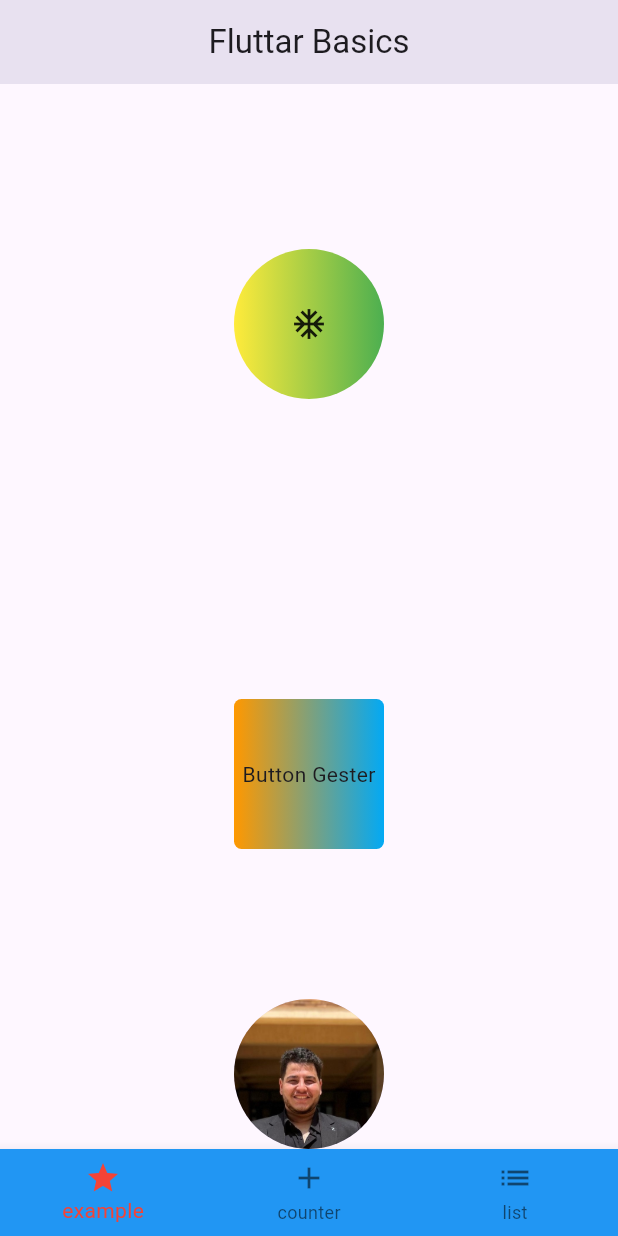
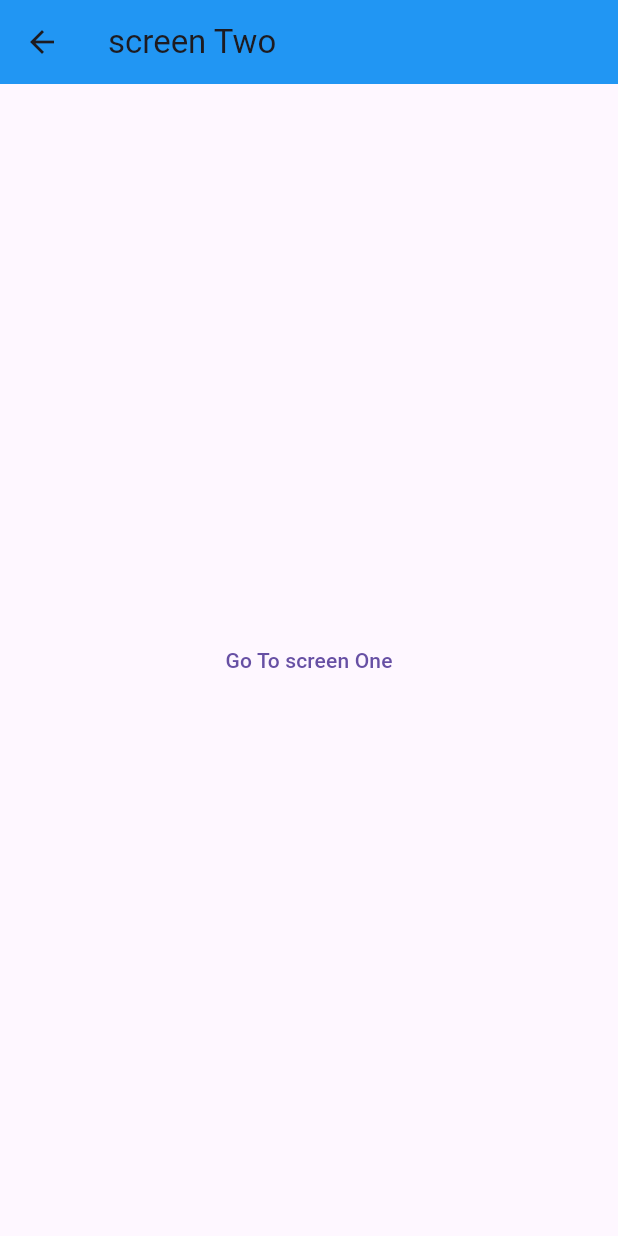
Before and after one commit to ziadhaggagNZ/Flutter_ZeroToMastery_course, a Flutter app: the screen it shows after launch, scrolled down 1705 dp, after a tap on "Button Gester", on a phone screen of 412 x 824 dp. Run offline on Flutter 3.47's test engine with Material 3 defaults, Android fonts, the phone set to English and light mode, and no system bars; network calls fail.

Commit message:
Navigation - basics

```diff
--- /dev/null
+++ b/02_flutter_basics/lib/presentation/navigation_example_screens/screen_two.dart
@@ -0,0 +1,23 @@
+import 'package:flutter/material.dart';
+import 'package:flutter_basics/presentation/navigation_example_screens/screen_one.dart';
+
+class ScreenTwo extends StatelessWidget {
+  const ScreenTwo({super.key});
+
+  @override
+  Widget build(BuildContext context) {
+    return Scaffold(
+      appBar: AppBar(
+        title: Text("screen Two"),
+        backgroundColor: Colors.blue,
+      ),
+      body: Center(
+          child: TextButton(
+              onPressed: () {
+                Navigator.pushReplacement(context, MaterialPageRoute(builder: (context) => const ScreenOne(),));
+              },
+              child: const Text("Go To screen One")),
+        )
+    );
+  }
+}
--- a/02_flutter_basics/lib/presentation/widget_examples/widget_examples_screen.dart
+++ b/02_flutter_basics/lib/presentation/widget_examples/widget_examples_screen.dart
@@ -1,5 +1,7 @@
 import 'package:flutter/material.dart';
 import 'package:flutter_basics/presentation/componants/custom_button.dart';
+import 'package:flutter_basics/presentation/navigation_example_screens/screen_one.dart';
+import 'package:flutter_basics/presentation/navigation_example_screens/screen_two.dart';
 import 'package:flutter_basics/presentation/widget_examples/buttens_example.dart';
 import 'package:flutter_basics/presentation/widget_examples/widgets/HelloWordExample.dart';
 import 'package:flutter_basics/presentation/widget_examples/widgets/LayoutBuilderExample.dart';
@@ -52,8 +54,13 @@ class WidgetExamplesScreen extends StatelessWidget {
                 const SizedBox(
                   height: 200,
                 ),
-                const Person(pictureUrl: "https://raw.githubusercontent.com/ziadhaggagNZ/Flutter_ZeroToMastery_course/master/02_flutter_basics/assets/ziad.png",
-                 name: "ziad Haggag", age: "24", country: "egypt", job: "engineer"),
+                const Person(
+                    pictureUrl:
+                        "https://raw.githubusercontent.com/ziadhaggagNZ/Flutter_ZeroToMastery_course/master/02_flutter_basics/assets/ziad.png",
+                    name: "ziad Haggag",
+                    age: "24",
+                    country: "egypt",
+                    job: "engineer"),
                 const SizedBox(
                   height: 100,
                 ),
@@ -67,7 +74,11 @@ class WidgetExamplesScreen extends StatelessWidget {
                 ),
                 CustomButton(
                     onTap: () {
-                      print("tapped");
+                      Navigator.push(
+                          context,
+                          MaterialPageRoute(
+                            builder: (context) => const ScreenOne(),
+                          ));
                     },
                     icon: Icons.ac_unit),
                 const SizedBox(
@@ -75,7 +86,11 @@ class WidgetExamplesScreen extends StatelessWidget {
                 ),
                 CustomButtonGester(
                     onTap: () {
-                      print("CustomButtonGester tapped");
+                      Navigator.push(
+                          context,
+                          MaterialPageRoute(
+                            builder: (context) => const ScreenTwo(),
+                          ));
                     },
                     text: "Button Gester"),
                 const SizedBox(
```
Also changed, not shown: 02_flutter_basics/lib/presentation/navigation_example_screens/screen_one.dart (added, +20 -0 lines).
